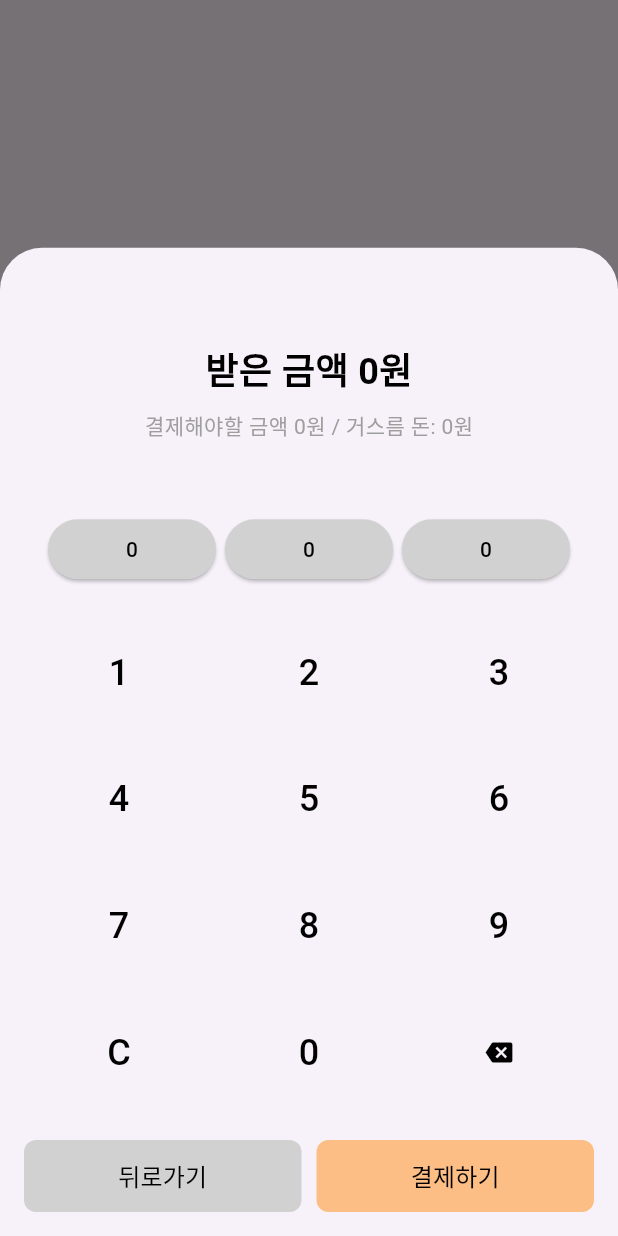
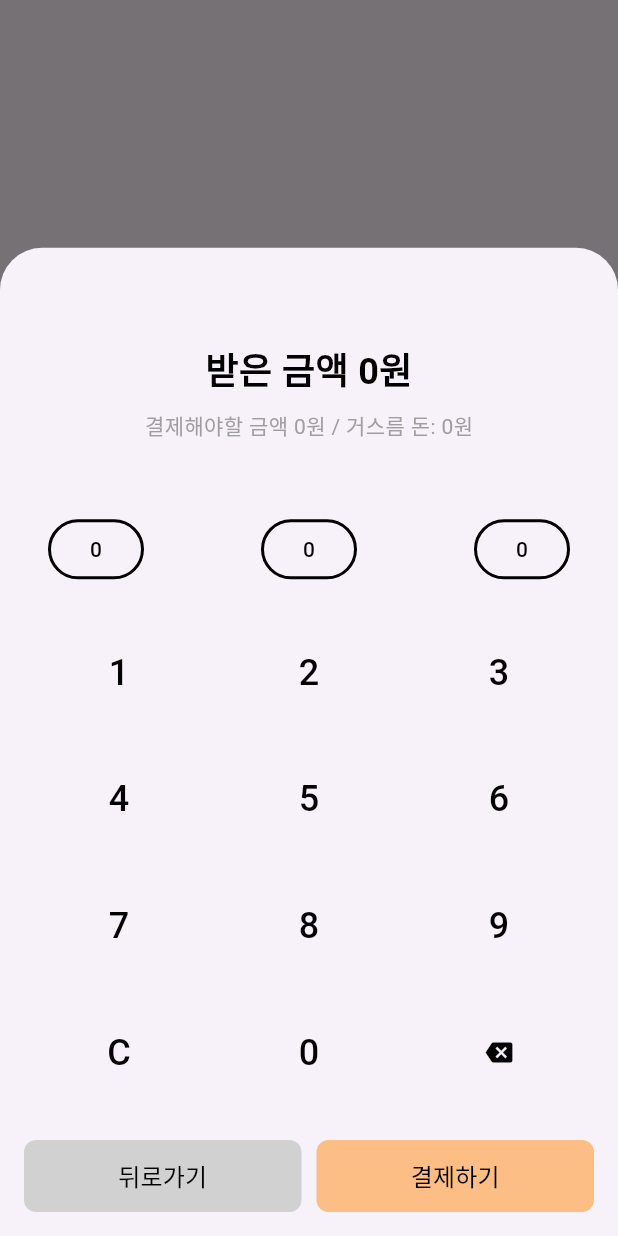
Before and after one commit to 1999mo/2024-Capstone-Team4, a Flutter app: what showCalculatorBottomSheet() shows on an empty page, opened directly with empty values, after a tap on an icon or button, on a phone screen of 412 x 824 dp. Run offline on Flutter 3.47's test engine with Material 3 defaults, Android fonts, the phone set to English and light mode, and no system bars; our stand-ins replace cached_network_image, cloud_firestore, firebase_auth, firebase_core, firebase_storage, google_sign_in and 2 more; missing offline and left inert: mailer, mobile_scanner, uni_links5; accounts and stored records are empty.

Commit message:
갤럭시 폰에서 잘리는 문제 해결

```diff
--- a/lib/screens/buyer_screens/booth_items_list.dart
+++ b/lib/screens/buyer_screens/booth_items_list.dart
@@ -134,7 +134,7 @@ class _BoothItemsListState extends State<BoothItemsList> {
                             ),
                             content: SizedBox(
                               width: MediaQuery.of(context).size.width * 0.7,
-                              height: MediaQuery.of(context).size.height * 0.55,
+                              height: MediaQuery.of(context).size.height * 0.7,
                               //insetPadding: const EdgeInsets.all(16.0),
                               child: ListView(children: [
                                 Column(
--- a/lib/screens/buyer_screens/preBooth_items_list.dart
+++ b/lib/screens/buyer_screens/preBooth_items_list.dart
@@ -202,7 +202,7 @@ class _PreboothItemsListState extends State<PreboothItemsList> {
           // insetPadding: const EdgeInsets.all(16.0),
           content: SizedBox(
             width: MediaQuery.of(context).size.width * 0.7,
-            height: MediaQuery.of(context).size.height * 0.6,
+            height: MediaQuery.of(context).size.height * 0.7,
             child: SingleChildScrollView(
               child: StatefulBuilder(
                 builder: (BuildContext context, StateSetter setState) {
--- a/lib/screens/online_buyer_screens/online_look_booth_items.dart
+++ b/lib/screens/online_buyer_screens/online_look_booth_items.dart
@@ -115,7 +115,7 @@ class _OnlineLookBoothItemsState extends State<OnlineLookBoothItems> {
                                     ),
                                     content: SizedBox(
                                       width: MediaQuery.of(context).size.width * 0.65,
-                                      height: MediaQuery.of(context).size.height * 0.5,
+                                      height: MediaQuery.of(context).size.height * 0.7,
                                       child: SingleChildScrollView(
                                         child: Column(
                                           crossAxisAlignment:
--- a/lib/screens/seller_screens/calculator.dart
+++ b/lib/screens/seller_screens/calculator.dart
@@ -58,8 +58,12 @@ Future<Map<String, dynamic>?> showCalculatorBottomSheet({
                           });
                         },
                         style: ElevatedButton.styleFrom(
-                          fixedSize: const Size(112,33),
-                          backgroundColor: const Color(0xFFD1D1D1),
+                          backgroundColor: Colors.transparent, // 채우기색 없음
+                          shadowColor: Colors.transparent, // 그림자 제거
+                          side: const BorderSide(
+                            color: Colors.black, // 테두리 색상
+                            width: 2.0, // 테두리 두께
+                          ),
                         ),
                         child: Text(numberFormat.format(totalAmount), style: const TextStyle(color: Colors.black),),
                       ),
@@ -70,8 +74,12 @@ Future<Map<String, dynamic>?> showCalculatorBottomSheet({
                           });
                         },
                         style: ElevatedButton.styleFrom(
-                          fixedSize: const Size(112,33),
-                          backgroundColor: const Color(0xFFD1D1D1),
+                          backgroundColor: Colors.transparent, // 채우기색 없음
+                          shadowColor: Colors.transparent, // 그림자 제거
+                          side: const BorderSide(
+                            color: Colors.black, // 테두리 색상
+                            width: 2.0, // 테두리 두께
+                          ),
                         ),
                         child: Text(numberFormat.format(next5000), style: const TextStyle(color: Colors.black),),
                       ),
@@ -82,8 +90,12 @@ Future<Map<String, dynamic>?> showCalculatorBottomSheet({
                           });
                         },
                         style: ElevatedButton.styleFrom(
-                          fixedSize: const Size(112,33),
-                          backgroundColor: const Color(0xFFD1D1D1),
+                          backgroundColor: Colors.transparent, // 채우기색 없음
+                          shadowColor: Colors.transparent, // 그림자 제거
+                          side: const BorderSide(
+                            color: Colors.black, // 테두리 색상
+                            width: 2.0, // 테두리 두께
+                          ),
                         ),
                         child: Text(numberFormat.format(next10000), style: const TextStyle(color: Colors.black),),
                       ),
```
Also changed, not shown: lib/screens/buyer_screens/booth_list_screen.dart (+11 -5 lines), lib/screens/online_buyer_screens/online_select_booths.dart (+8 -4 lines), lib/screens/seller_screens/sale_record.dart (+45 -30 lines).
